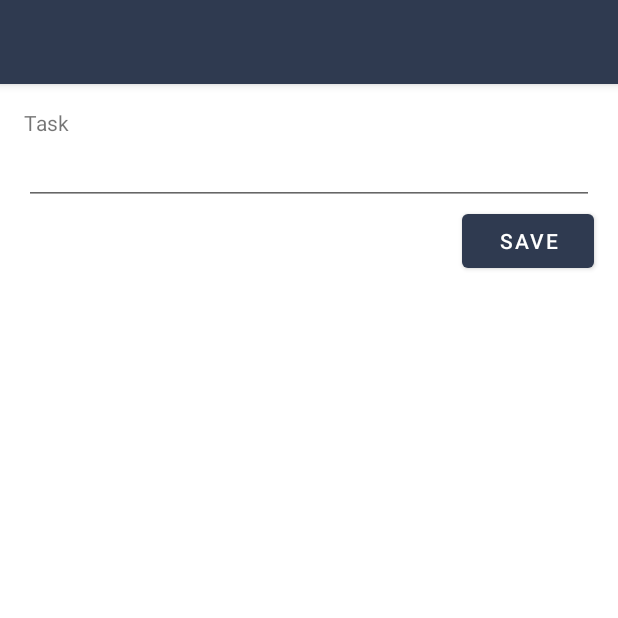
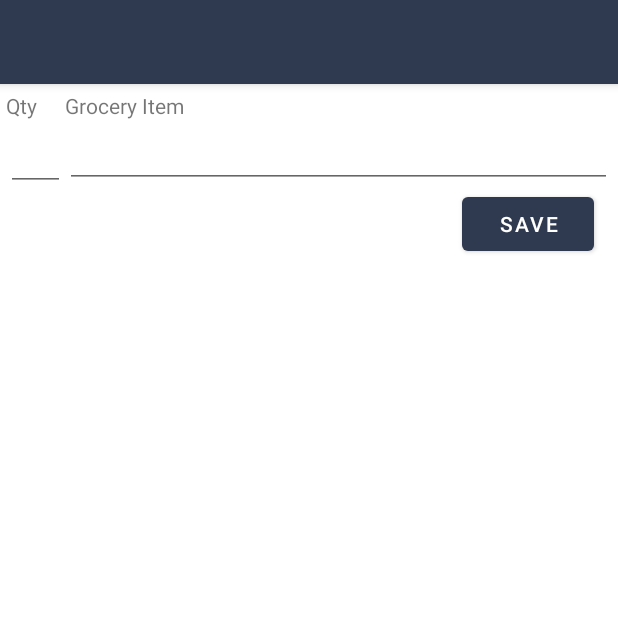
Before and after one commit to AtmaWPN/final-project, an Android app: the NewTodoFragment screen opened through its navigation route, on a phone screen of 412 x 824 dp, the top half of it. Run offline under Robolectric (Android 15) with nearby library versions, the phone set to English and light mode, and no system bars; our stand-ins replace Dagger/Hilt's generated code; 7 statements that could not run were skipped.

Commit message:
ready to merge

```diff
--- a/app/src/main/res/layout/fragment_new_todo.xml
+++ b/app/src/main/res/layout/fragment_new_todo.xml
@@ -8,29 +8,19 @@
     tools:context=".view.NewTodoFragment">
 
     <!-- TODO: Update blank fragment layout -->
-    <TextView
-        android:id="@+id/textView"
-        android:layout_width="0dp"
-        android:layout_height="wrap_content"
-        android:layout_marginStart="16dp"
-        android:layout_marginTop="16dp"
-        android:layout_marginEnd="16dp"
-        android:text="Task"
-        app:layout_constraintEnd_toEndOf="parent"
-        app:layout_constraintStart_toStartOf="parent"
-        app:layout_constraintTop_toTopOf="parent" />
 
     <EditText
         android:id="@+id/task"
         android:layout_width="0dp"
         android:layout_height="wrap_content"
-        android:layout_marginStart="16dp"
-        android:layout_marginEnd="16dp"
+        android:layout_marginTop="24dp"
+        android:layout_marginEnd="4dp"
         android:ems="10"
         android:inputType="text"
         app:layout_constraintEnd_toEndOf="parent"
-        app:layout_constraintStart_toStartOf="parent"
-        app:layout_constraintTop_toBottomOf="@+id/textView" />
+        app:layout_constraintHorizontal_bias="1.0"
+        app:layout_constraintStart_toEndOf="@+id/quantity"
+        app:layout_constraintTop_toTopOf="parent" />
 
     <Button
         android:id="@+id/saveButton"
@@ -52,4 +42,31 @@
         app:layout_constraintStart_toStartOf="parent"
         app:layout_constraintTop_toBottomOf="@+id/saveButton" />
 
+    <TextView
+        android:id="@+id/textView"
+        android:layout_width="wrap_content"
+        android:layout_height="wrap_content"
+        android:text="Grocery Item"
+        app:layout_constraintBottom_toTopOf="@+id/task"
+        app:layout_constraintStart_toStartOf="@+id/task" />
+
+    <EditText
+        android:id="@+id/quantity"
+        android:layout_width="39dp"
+        android:layout_height="47dp"
+        android:layout_marginStart="4dp"
+        android:layout_marginTop="24dp"
+        android:ems="10"
+        android:inputType="number"
+        app:layout_constraintStart_toStartOf="parent"
+        app:layout_constraintTop_toTopOf="parent" />
+
+    <TextView
+        android:id="@+id/textView2"
+        android:layout_width="wrap_content"
+        android:layout_height="wrap_content"
+        android:text="Qty"
+        app:layout_constraintBottom_toTopOf="@+id/quantity"
+        app:layout_constraintStart_toStartOf="@+id/quantity" />
+
 </androidx.constraintlayout.widget.ConstraintLayout>
--- a/app/src/main/res/layout/fragment_todos_fragment.xml
+++ b/app/src/main/res/layout/fragment_todos_fragment.xml
@@ -12,8 +12,10 @@
         android:layout_height="0dp"
         app:layout_constraintBottom_toBottomOf="parent"
         app:layout_constraintEnd_toEndOf="parent"
+        app:layout_constraintHorizontal_bias="1.0"
         app:layout_constraintStart_toStartOf="parent"
-        app:layout_constraintTop_toTopOf="parent">
+        app:layout_constraintTop_toTopOf="parent"
+        app:layout_constraintVertical_bias="0.0">
 
     </androidx.recyclerview.widget.RecyclerView>
 
```
Also changed, not shown: app/src/main/res/layout/todo_item.xml (+8 -15 lines).
